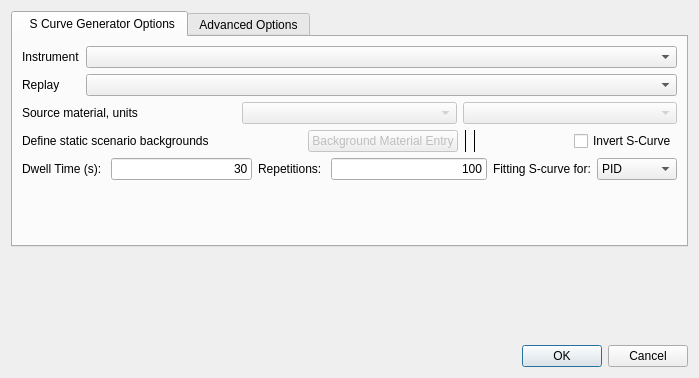
llnl/RASE, file src/ui/auto_scurve.ui: the form before one commit.
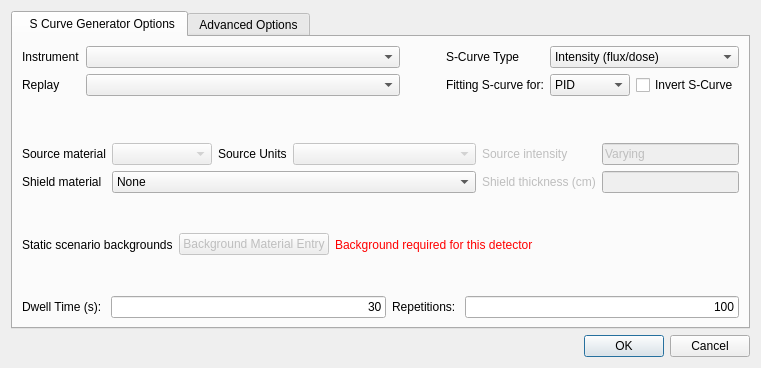
The form after the commit.

What changed in the file:
```diff
--- a/src/ui/auto_scurve.ui
+++ b/src/ui/auto_scurve.ui
@@ -6,8 +6,8 @@
    <rect>
     <x>0</x>
     <y>0</y>
-    <width>699</width>
-    <height>378</height>
+    <width>761</width>
+    <height>368</height>
    </rect>
   </property>
   <property name="windowTitle">
@@ -38,17 +38,74 @@
       <attribute name="title">
        <string>  S Curve Generator Options</string>
       </attribute>
-      <layout class="QVBoxLayout" name="verticalLayout_2">
+      <layout class="QGridLayout" name="gridLayout_4">
+       <item row="0" column="0">
+        <layout class="QGridLayout" name="gridLayout" columnstretch="0,0,0,0,0,0">
+         <item row="0" column="0">
+          <widget class="QLabel" name="label_inst">
+           <property name="text">
+            <string>Instrument</string>
+           </property>
+          </widget>
+         </item>
+         <item row="0" column="2" rowspan="3">
+          <spacer name="horizontalSpacer_8">
+           <property name="orientation">
+            <enum>Qt::Orientation::Horizontal</enum>
+           </property>
+           <property name="sizeHint" stdset="0">
+            <size>
+             <width>40</width>
+             <height>20</height>
+            </size>
+           </property>
+          </spacer>
+         </item>
+         <item row="1" column="4">
+          <widget class="QComboBox" name="combo_resulttype">
+           <property name="minimumSize">
+            <size>
+             <width>80</width>
+             <height>0</height>
+            </size>
+           </property>
        <item>
-        <layout class="QFormLayout" name="formLayout">
-         <property name="fieldGrowthPolicy">
-          <enum>QFormLayout::FieldGrowthPolicy::ExpandingFieldsGrow</enum>
-         </property>
+            <property name="text">
+             <string>PID</string>
+            </property>
+           </item>
+           <item>
+            <property name="text">
+             <string>C&amp;C</string>
+            </property>
+           </item>
+           <item>
+            <property name="text">
+             <string>TP</string>
+            </property>
+           </item>
+           <item>
+            <property name="text">
+             <string>Precision</string>
+            </property>
+           </item>
+           <item>
+            <property name="text">
+             <string>Recall</string>
+            </property>
+           </item>
+           <item>
+            <property name="text">
+             <string>Fscore</string>
+            </property>
+           </item>
+          </widget>
+         </item>
          <item row="0" column="1">
           <widget class="QComboBox" name="combo_inst">
            <property name="sizePolicy">
             <sizepolicy hsizetype="Expanding" vsizetype="Fixed">
-             <horstretch>0</horstretch>
+             <horstretch>2</horstretch>
              <verstretch>0</verstretch>
             </sizepolicy>
            </property>
@@ -59,7 +116,34 @@
            </item>
           </widget>
          </item>
-         <item row="2" column="1">
+         <item row="0" column="3">
+          <widget class="QLabel" name="label_scurvetype">
+           <property name="text">
+            <string>S-Curve Type</string>
+           </property>
+          </widget>
+         </item>
+         <item row="1" column="3">
+          <widget class="QLabel" name="label_resulttype">
+           <property name="text">
+            <string>Fitting S-curve for:</string>
+           </property>
+          </widget>
+         </item>
+         <item row="1" column="5">
+          <widget class="QCheckBox" name="check_invert">
+           <property name="toolTip">
+            <string>If checked, we expect y-values to decrease as x-values increase (e.g.: PID decreases with thicker shielding)</string>
+           </property>
+           <property name="layoutDirection">
+            <enum>Qt::LayoutDirection::LeftToRight</enum>
+           </property>
+           <property name="text">
+            <string>Invert S-Curve</string>
+           </property>
+          </widget>
+         </item>
+         <item row="1" column="1">
           <widget class="QComboBox" name="combo_replay">
            <property name="sizePolicy">
             <sizepolicy hsizetype="Expanding" vsizetype="Fixed">
@@ -67,35 +151,40 @@
              <verstretch>0</verstretch>
             </sizepolicy>
            </property>
+           <item>
+            <property name="text">
+             <string/>
+            </property>
+           </item>
           </widget>
          </item>
-         <item row="2" column="0">
+         <item row="1" column="0">
           <widget class="QLabel" name="label_replay">
            <property name="text">
             <string>Replay</string>
            </property>
           </widget>
          </item>
-         <item row="0" column="0">
-          <widget class="QLabel" name="label_inst">
+         <item row="0" column="4" colspan="2">
+          <widget class="QComboBox" name="combo_scurvetype">
+           <item>
            <property name="text">
-            <string>Instrument</string>
-           </property>
+             <string>Intensity (flux/dose)</string>
+            </property>
+           </item>
+           <item>
+            <property name="text">
+             <string>Shielding thickness</string>
+            </property>
+           </item>
           </widget>
          </item>
         </layout>
        </item>
-       <item>
-        <layout class="QHBoxLayout" name="horizontalLayout_4">
-         <item>
-          <widget class="QLabel" name="label_mat">
-           <property name="text">
-            <string>Source material, units</string>
-           </property>
-          </widget>
-         </item>
-         <item>
-          <widget class="QComboBox" name="combo_mat">
+       <item row="1" column="0">
+        <layout class="QGridLayout" name="gridLayout_3" columnstretch="1,1,1,4,1,1,3">
+         <item row="0" column="1">
+          <widget class="QComboBox" name="combo_sourcemat">
            <property name="enabled">
             <bool>false</bool>
            </property>
@@ -124,7 +213,48 @@
            </item>
           </widget>
          </item>
-         <item>
+         <item row="0" column="4" colspan="2">
+          <widget class="QLabel" name="label_sourceintensity">
+           <property name="enabled">
+            <bool>false</bool>
+           </property>
+           <property name="text">
+            <string>Source intensity</string>
+           </property>
+          </widget>
+         </item>
+         <item row="1" column="6">
+          <widget class="QLineEdit" name="line_shieldthick">
+           <property name="enabled">
+            <bool>false</bool>
+           </property>
+          </widget>
+         </item>
+         <item row="1" column="4" colspan="2">
+          <widget class="QLabel" name="label_shieldthick">
+           <property name="enabled">
+            <bool>false</bool>
+           </property>
+           <property name="text">
+            <string>Shield thickness (cm)</string>
+           </property>
+          </widget>
+         </item>
+         <item row="0" column="2">
+          <widget class="QLabel" name="label_sourceunit">
+           <property name="text">
+            <string>Source Units</string>
+           </property>
+          </widget>
+         </item>
+         <item row="0" column="0">
+          <widget class="QLabel" name="label_sourcemat">
+           <property name="text">
+            <string>Source material</string>
+           </property>
+          </widget>
+         </item>
+         <item row="0" column="3">
           <widget class="QComboBox" name="combo_matdose">
            <property name="enabled">
             <bool>false</bool>
@@ -148,30 +278,49 @@
            </item>
           </widget>
          </item>
-        </layout>
-       </item>
+         <item row="0" column="6">
+          <widget class="QLineEdit" name="line_sourceintensity">
+           <property name="enabled">
+            <bool>false</bool>
+           </property>
+           <property name="text">
+            <string>Varying</string>
+           </property>
+          </widget>
+         </item>
+         <item row="1" column="0">
+          <widget class="QLabel" name="label_shieldmat">
+           <property name="text">
+            <string>Shield material</string>
+           </property>
+          </widget>
+         </item>
+         <item row="1" column="1" colspan="3">
+          <widget class="QComboBox" name="combo_shieldmat">
+           <property name="sizePolicy">
+            <sizepolicy hsizetype="Preferred" vsizetype="Fixed">
+             <horstretch>0</horstretch>
+             <verstretch>0</verstretch>
+            </sizepolicy>
+           </property>
        <item>
+            <property name="text">
+             <string>None</string>
+            </property>
+           </item>
+          </widget>
+         </item>
+        </layout>
+       </item>
+       <item row="2" column="0">
         <layout class="QHBoxLayout" name="horizontalLayout_2">
          <item>
           <widget class="QLabel" name="label_back">
            <property name="text">
-            <string>Define static scenario backgrounds</string>
+            <string>Static scenario backgrounds</string>
            </property>
           </widget>
          </item>
-         <item>
-          <spacer name="horizontalSpacer_4">
-           <property name="orientation">
-            <enum>Qt::Orientation::Horizontal</enum>
-           </property>
-           <property name="sizeHint" stdset="0">
-            <size>
-             <width>40</width>
-             <height>20</height>
-            </size>
-           </property>
-          </spacer>
-         </item>
          <item>
           <widget class="QPushButton" name="btn_bgnd">
            <property name="enabled">
@@ -183,22 +332,15 @@
           </widget>
          </item>
          <item>
-          <widget class="Line" name="line">
-           <property name="frameShadow">
-            <enum>QFrame::Shadow::Plain</enum>
+          <widget class="QLabel" name="label_bgndrequired">
+           <property name="enabled">
+            <bool>true</bool>
            </property>
-           <property name="orientation">
-            <enum>Qt::Orientation::Vertical</enum>
+           <property name="styleSheet">
+            <string notr="true">color: red</string>
            </property>
-          </widget>
-         </item>
-         <item>
-          <widget class="Line" name="line_2">
-           <property name="frameShadow">
-            <enum>QFrame::Shadow::Plain</enum>
-           </property>
-           <property name="orientation">
-            <enum>Qt::Orientation::Vertical</enum>
+           <property name="text">
+            <string>Background required for this detector</string>
            </property>
           </widget>
          </item>
@@ -215,30 +357,18 @@
            </property>
           </spacer>
          </item>
-         <item>
-          <widget class="QCheckBox" name="check_invert">
-           <property name="layoutDirection">
-            <enum>Qt::LayoutDirection::LeftToRight</enum>
-           </property>
-           <property name="text">
-            <string>Invert S-Curve</string>
-           </property>
-          </widget>
-         </item>
         </layout>
        </item>
-       <item>
-        <layout class="QHBoxLayout" name="horizontalLayout_24">
-         <item>
-          <layout class="QHBoxLayout" name="horizontalLayout_8">
-           <item>
+       <item row="3" column="0">
+        <layout class="QGridLayout" name="gridLayout_2">
+         <item row="0" column="0">
             <widget class="QLabel" name="label_dwell">
              <property name="text">
               <string>Dwell Time (s): </string>
              </property>
             </widget>
            </item>
-           <item>
+         <item row="0" column="1">
             <widget class="QLineEdit" name="line_dwell">
              <property name="text">
               <string>30</string>
@@ -248,18 +378,14 @@
              </property>
             </widget>
            </item>
-          </layout>
-         </item>
-         <item>
-          <layout class="QHBoxLayout" name="horizontalLayout_13">
-           <item>
+         <item row="0" column="2">
             <widget class="QLabel" name="label_rep">
              <property name="text">
               <string>Repetitions: </string>
              </property>
             </widget>
            </item>
-           <item>
+         <item row="0" column="3">
             <widget class="QLineEdit" name="line_rep">
              <property name="text">
               <string>100</string>
@@ -271,72 +397,6 @@
            </item>
           </layout>
          </item>
-         <item>
-          <layout class="QHBoxLayout" name="horizontalLayout_9">
-           <item>
-            <widget class="QLabel" name="label_resulttype">
-             <property name="text">
-              <string>Fitting S-curve for:</string>
-             </property>
-            </widget>
-           </item>
-           <item>
-            <widget class="QComboBox" name="combo_resulttype">
-             <property name="minimumSize">
-              <size>
-               <width>80</width>
-               <height>0</height>
-              </size>
-             </property>
-             <item>
-              <property name="text">
-               <string>PID</string>
-              </property>
-             </item>
-             <item>
-              <property name="text">
-               <string>C&amp;C</string>
-              </property>
-             </item>
-             <item>
-              <property name="text">
-               <string>TP</string>
-              </property>
-             </item>
-             <item>
-              <property name="text">
-               <string>Precision</string>
-              </property>
-             </item>
-             <item>
-              <property name="text">
-               <string>Recall</string>
-              </property>
-             </item>
-             <item>
-              <property name="text">
-               <string>Fscore</string>
-              </property>
-             </item>
-            </widget>
-           </item>
-          </layout>
-         </item>
-        </layout>
-       </item>
-       <item>
-        <spacer name="verticalSpacer_2">
-         <property name="orientation">
-          <enum>Qt::Orientation::Vertical</enum>
-         </property>
-         <property name="sizeHint" stdset="0">
-          <size>
-           <width>20</width>
-           <height>40</height>
-          </size>
-         </property>
-        </spacer>
-       </item>
       </layout>
      </widget>
      <widget class="QWidget" name="advanced_options">
@@ -650,19 +710,6 @@
      </widget>
     </widget>
    </item>
-   <item>
-    <spacer name="verticalSpacer">
-     <property name="orientation">
-      <enum>Qt::Orientation::Vertical</enum>
-     </property>
-     <property name="sizeHint" stdset="0">
-      <size>
-       <width>20</width>
-       <height>40</height>
-      </size>
-     </property>
-    </spacer>
-   </item>
    <item>
     <layout class="QHBoxLayout" name="horizontalLayout_3">
      <item>
```
Left out of the diff: 81 changed lines with no effect on the pictures. Lines whose indentation alone changed are shown as unchanged.
